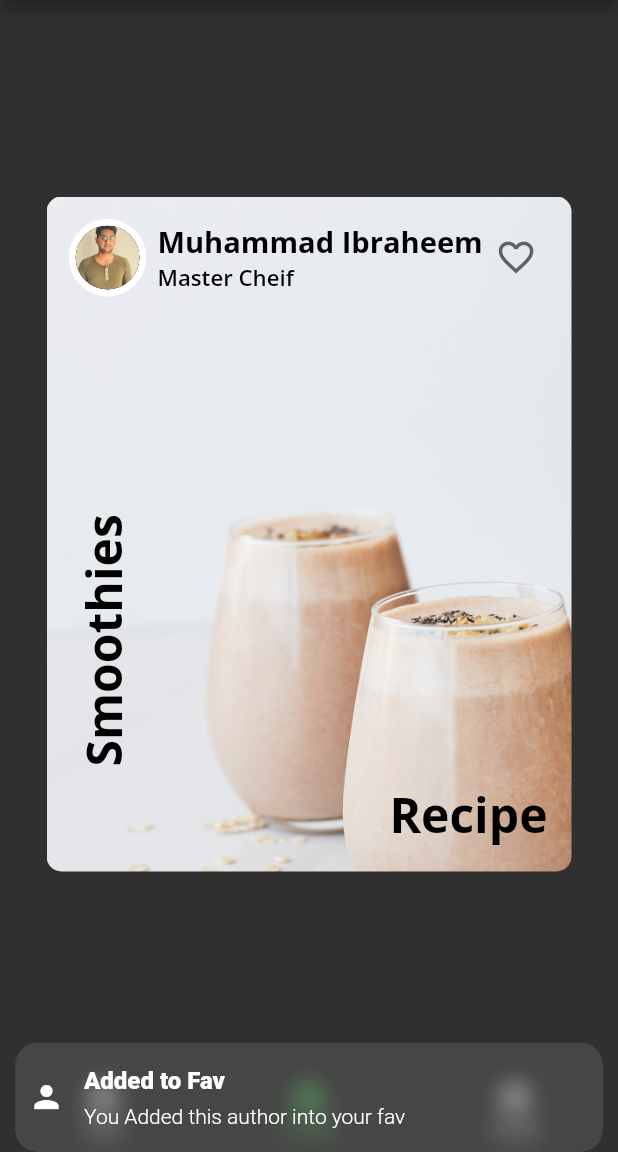
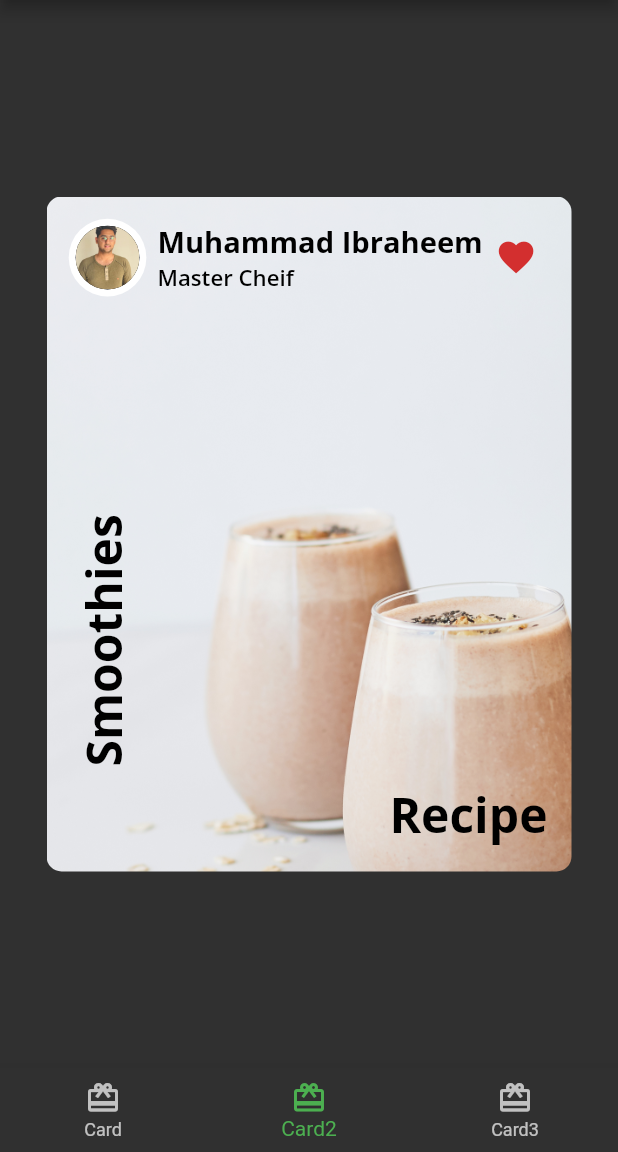
Before and after one commit to MuhammadIbraheem18sw26/Fooderlich, a Flutter app: the screen it shows after launch, item 2 of the bottom bar chosen, after a tap on the "favorite outline" icon, on a phone screen of 412 x 824 dp, the part 84-1236 px from its top. Run offline on Flutter 3.47's test engine with Material 2 defaults, Android fonts, the phone set to English and light mode, and no system bars; our stand-ins replace get, google_fonts.

Commit message:
added Fav property into author card

```diff
--- a/lib/author_card.dart
+++ b/lib/author_card.dart
@@ -18,8 +18,9 @@ class AuthorCard extends StatefulWidget {
 
 class _AuthorCardState extends State<AuthorCard> {
   @override
+  int count = 0;
+  bool _isFav = false;
   Widget build(BuildContext context) {
-    // TODO: Replace return Container(...);
     return Container(
       padding: const EdgeInsets.all(16),
       child: Row(
@@ -51,16 +52,13 @@ class _AuthorCardState extends State<AuthorCard> {
             ],
           ),
           IconButton(
-            icon: Icon(Icons.favorite_border),
+            icon: Icon(_isFav ? Icons.favorite : Icons.favorite_border),
             iconSize: 30,
-            color: Colors.grey[700],
+            color: Colors.red[700],
             onPressed: () {
-              Get.snackbar(
-                "Added to Fav",
-                "You Added this author into your fav",
-                icon: Icon(Icons.person, color: Colors.white),
-                snackPosition: SnackPosition.BOTTOM,
-              );
+              setState(() {
+                _isFav = !_isFav;
+              });
             },
           ),
         ],
```
